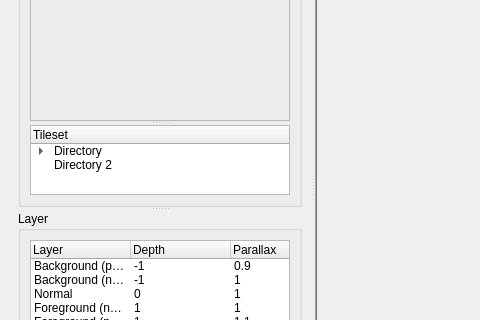
dlon/game1editor, file designer/editor.ui: the form before one commit; both pictures show x 0 to 480 and y 192 to 512 of the 978 by 730 pixel window.
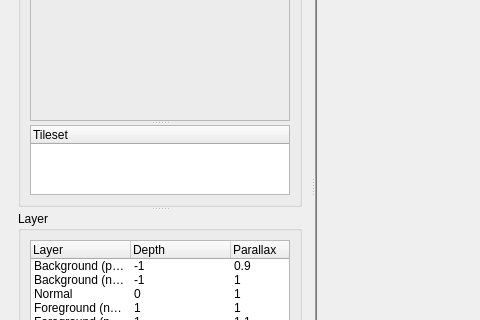
The form after the commit. The open tabs and pages were chosen to show the change. Icons and pictures are not drawn.

Commit message: list tilesets

Diff of the .ui file:
```diff
--- a/designer/editor.ui
+++ b/designer/editor.ui
@@ -157,26 +157,6 @@
                   <string>Tileset</string>
                  </property>
                 </column>
-                <item>
-                 <property name="text">
-                  <string>Directory</string>
-                 </property>
-                 <item>
-                  <property name="text">
-                   <string>Subdirectory</string>
-                  </property>
-                  <item>
-                   <property name="text">
-                    <string>tiles0.png</string>
-                   </property>
-                  </item>
-                 </item>
-                </item>
-                <item>
-                 <property name="text">
-                  <string>Directory 2</string>
-                 </property>
-                </item>
                </widget>
               </widget>
              </item>
```
Left out of the diff: 2 changed lines with no effect on the pictures. The commit also changes 2 other files.
